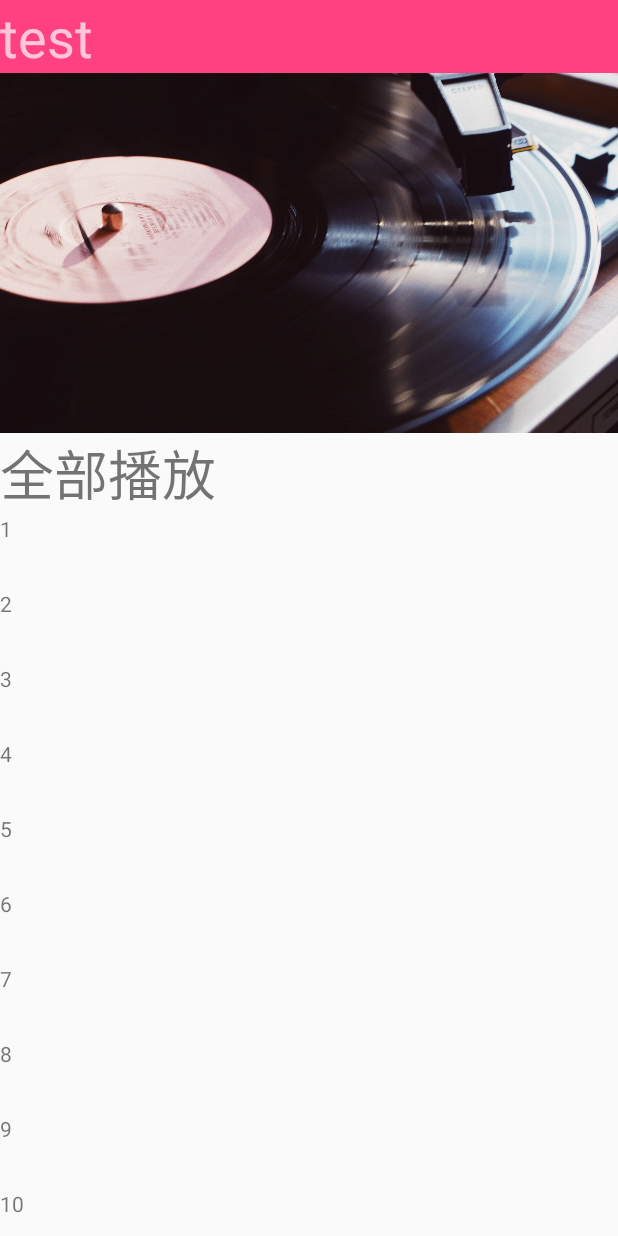
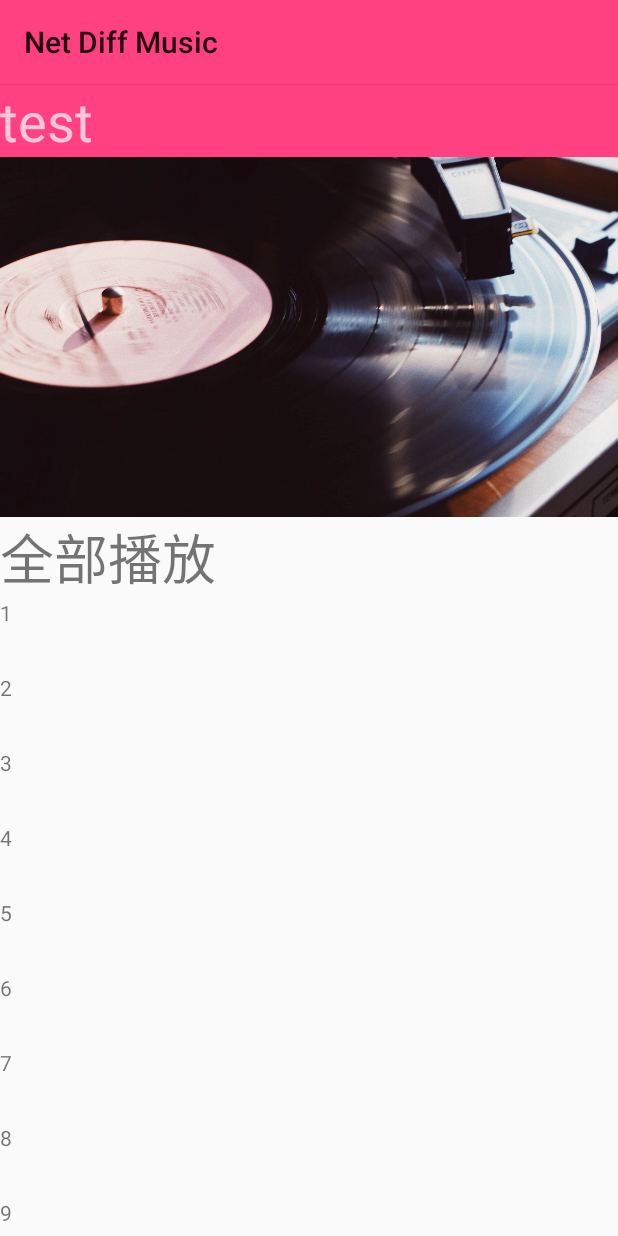
Before and after one commit to xzcxzcyy/net-diff-music, an Android app: the screen it shows after launch (MainActivity), on a phone screen of 412 x 824 dp. Run offline under Robolectric (Android 15) with nearby library versions, the phone set to English and light mode, and no system bars; our stand-ins replace Room's generated code, data binding.

Commit message:
fix: status bar

```diff
--- a/app/src/main/java/cloud/netdiff/musicplayer/MainActivity.kt
+++ b/app/src/main/java/cloud/netdiff/musicplayer/MainActivity.kt
@@ -16,19 +16,6 @@ class MainActivity : AppCompatActivity() {
     override fun onCreate(savedInstanceState: Bundle?) {
         super.onCreate(savedInstanceState)
         setContentView(R.layout.activity_main)
-        //去掉状态栏
-
-        //去掉状态栏
-        if (Build.VERSION.SDK_INT >= 21) {
-            val decorView = window.decorView
-            val option = (View.SYSTEM_UI_FLAG_LAYOUT_HIDE_NAVIGATION
-                    or View.SYSTEM_UI_FLAG_LAYOUT_FULLSCREEN
-                    or View.SYSTEM_UI_FLAG_LAYOUT_STABLE)
-            decorView.systemUiVisibility = option
-            window.navigationBarColor = Color.TRANSPARENT
-            window.statusBarColor = Color.TRANSPARENT
-        }
-
     }
 
 
--- a/app/src/main/java/cloud/netdiff/musicplayer/list/ListFragment.kt
+++ b/app/src/main/java/cloud/netdiff/musicplayer/list/ListFragment.kt
@@ -26,7 +26,7 @@ class ListFragment : Fragment() {
     ): View? {
         dataBinding = DataBindingUtil.inflate(inflater, R.layout.list_fragment, container, false)
         val myActivity = activity as AppCompatActivity
-        //myActivity.setSupportActionBar(dataBinding.toolbar)
+        myActivity.setSupportActionBar(dataBinding.toolbar)
         dataBinding.toolbarLayout.title = "未命名歌单"
 
         //TODO: get list name out of database, and change the toolbar title
--- a/app/src/main/java/cloud/netdiff/musicplayer/title/TitleFragment.kt
+++ b/app/src/main/java/cloud/netdiff/musicplayer/title/TitleFragment.kt
@@ -1,6 +1,8 @@
 package cloud.netdiff.musicplayer.title
 
 
+import android.graphics.Color
+import android.os.Build
 import android.os.Bundle
 import androidx.fragment.app.Fragment
 import android.view.LayoutInflater
@@ -28,6 +30,19 @@ class TitleFragment : Fragment() {
         inflater: LayoutInflater, container: ViewGroup?,
         savedInstanceState: Bundle?
     ): View? {
+
+        //去掉状态栏
+        if (Build.VERSION.SDK_INT >= 21) {
+
+            val window = requireActivity().window
+            val decorView = window.decorView
+            val option = (View.SYSTEM_UI_FLAG_LAYOUT_HIDE_NAVIGATION
+                    or View.SYSTEM_UI_FLAG_LAYOUT_FULLSCREEN
+                    or View.SYSTEM_UI_FLAG_LAYOUT_STABLE)
+            decorView.systemUiVisibility = option
+            window.navigationBarColor = Color.TRANSPARENT
+            window.statusBarColor = Color.TRANSPARENT
+        }
         dataBinding = DataBindingUtil.inflate(inflater, R.layout.title_fragment, container, false)
         var view1: View? = null
         var view2: View? = null
--- a/app/src/main/res/layout/list_fragment.xml
+++ b/app/src/main/res/layout/list_fragment.xml
@@ -2,6 +2,21 @@
 <layout xmlns:android="http://schemas.android.com/apk/res/android"
     xmlns:app="http://schemas.android.com/apk/res-auto"
     xmlns:tools="http://schemas.android.com/tools">
+
+    <LinearLayout
+        android:layout_width="match_parent"
+        android:layout_height="match_parent"
+        android:fitsSystemWindows="true"
+        android:orientation="vertical">
+
+        <androidx.appcompat.widget.Toolbar
+            android:id="@+id/toolbar"
+            android:layout_width="match_parent"
+            android:layout_height="?attr/actionBarSize"
+            android:background="?attr/colorPrimary"
+            android:elevation="1dp"
+            android:theme="@style/ThemeOverlay.AppCompat.ActionBar"
+            app:popupTheme="@style/ThemeOverlay.AppCompat.Light" />
 
         <androidx.coordinatorlayout.widget.CoordinatorLayout
             android:layout_width="match_parent"
@@ -23,8 +38,7 @@
                     android:layout_height="wrap_content"
                     android:fitsSystemWindows="true"
                     app:contentScrim="?attr/colorPrimary"
-                app:layout_scrollFlags="scroll|exitUntilCollapsed"
-                app:toolbarId="@+id/toolbar">
+                    app:layout_scrollFlags="scroll|exitUntilCollapsed">
 
                     <LinearLayout
                         android:layout_width="match_parent"
@@ -67,7 +81,7 @@
                     android:layout_height="match_parent"
                     app:layoutManager="androidx.recyclerview.widget.LinearLayoutManager" />
             </LinearLayout>
+        </androidx.coordinatorlayout.widget.CoordinatorLayout>
+    </LinearLayout>
 
-
-    </androidx.coordinatorlayout.widget.CoordinatorLayout>
 </layout>
```
Lines whose indentation alone changed are shown as unchanged.
